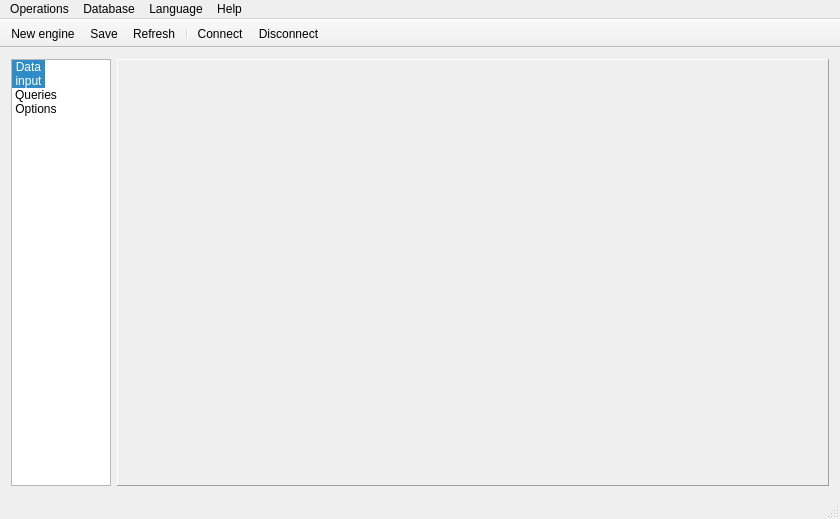
Old version of the form gtes_starts/main_window.ui in the repository olgerd27/gtes_starts.
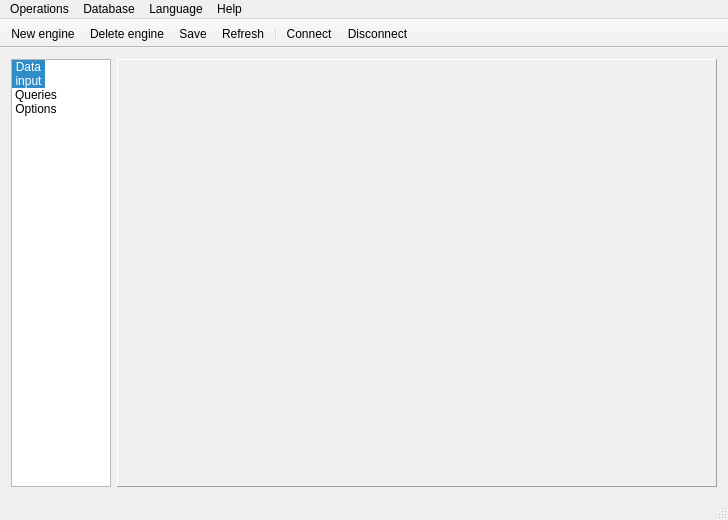
New version of the form. Icons and pictures are not drawn. Custom widgets are drawn as their Qt base class.

```diff
--- a/gtes_starts/main_window.ui
+++ b/gtes_starts/main_window.ui
@@ -6,8 +6,8 @@
    <rect>
     <x>0</x>
     <y>0</y>
-    <width>840</width>
-    <height>519</height>
+    <width>710</width>
+    <height>520</height>
    </rect>
   </property>
   <property name="windowTitle">
@@ -142,7 +142,7 @@
     <rect>
      <x>0</x>
      <y>0</y>
-     <width>840</width>
+     <width>710</width>
      <height>20</height>
     </rect>
    </property>
@@ -206,6 +206,7 @@
     <bool>false</bool>
    </attribute>
    <addaction name="m_actNewEngine"/>
+   <addaction name="m_actDeleteEngine"/>
    <addaction name="m_actSave"/>
    <addaction name="m_actRefresh"/>
    <addaction name="separator"/>
@@ -324,6 +325,18 @@
     <string>Exit from the application</string>
    </property>
   </action>
+  <action name="m_actDeleteEngine">
+   <property name="icon">
+    <iconset resource="images_resources.qrc">
+     <normaloff>:/images/clear_output.png</normaloff>:/images/clear_output.png</iconset>
+   </property>
+   <property name="text">
+    <string>Delete engine</string>
+   </property>
+   <property name="toolTip">
+    <string>Delete current engine. This action is enabled only if choosed &quot;Engines&quot; tab panel</string>
+   </property>
+  </action>
  </widget>
  <layoutdefault spacing="6" margin="11"/>
  <customwidgets>
```
Left out of the diff: 1 changed line with no effect on the pictures.
